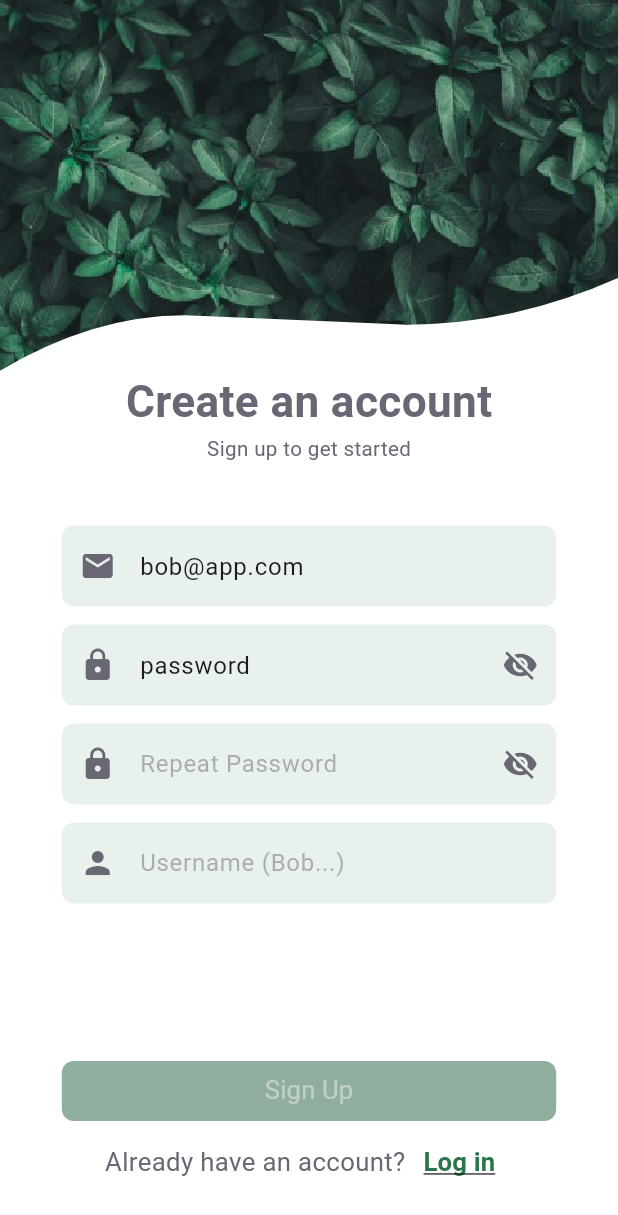
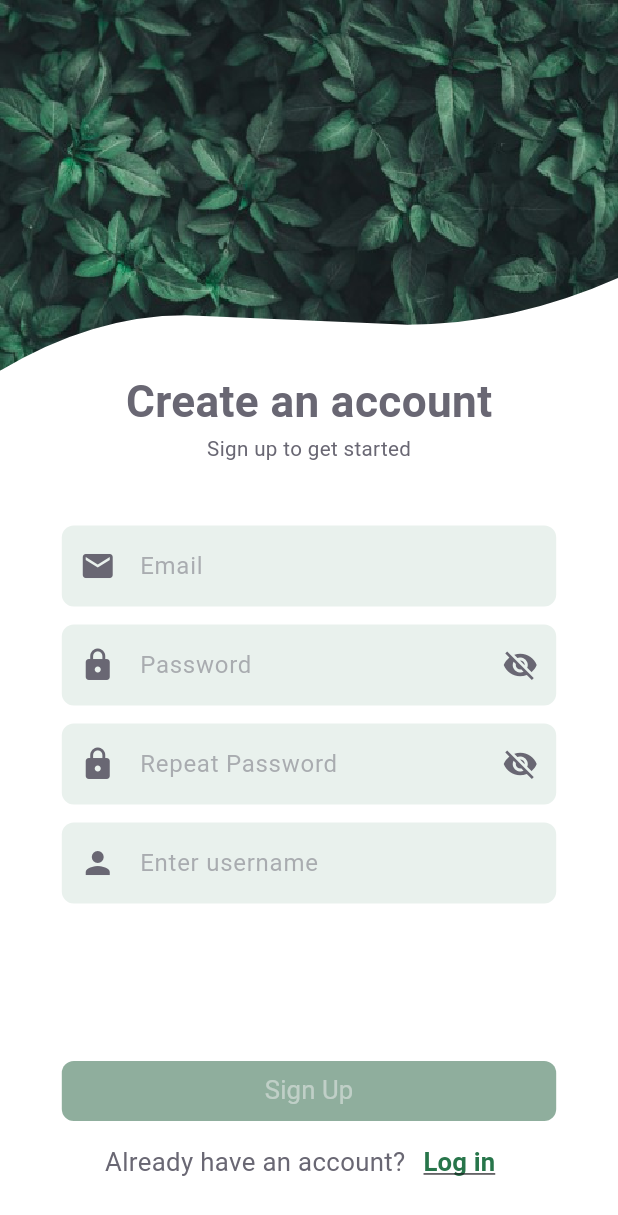
Before and after one commit to Team-Wilhelm/BotaniQue-MobDev, a Flutter app: the AuthScreen screen opened directly, after a tap on "Sign up", on a phone screen of 412 x 824 dp. Shown: the top 1215 px of the screen. Run offline on Flutter 3.47's test engine with Material 3 defaults, Android fonts, the phone set to English and light mode, and no system bars; our stand-ins replace animated_custom_dropdown, dart_mappable, flutter_bloc, flutter_secure_storage, flutter_svg, google_fonts and 4 more; accounts and stored records are empty; generated files the repository leaves out were written again; network calls fail; statements that could not run were skipped.

Commit message:
removed default bob data

```diff
--- a/botanique/lib/auth/auth_form.dart
+++ b/botanique/lib/auth/auth_form.dart
@@ -25,8 +25,8 @@ class AuthForm extends StatefulWidget {
 
 class _AuthFormState extends State<AuthForm> {
   final _emailController =
-      TextEditingController(text: "bob@app.com"); // TODO: remove
-  final _passwordController = TextEditingController(text: "password");
+      TextEditingController();
+  final _passwordController = TextEditingController();
   final _repeatPasswordController = TextEditingController();
   final _userNameController = TextEditingController();
 
@@ -127,7 +127,7 @@ class _AuthFormState extends State<AuthForm> {
                   AppTextField(
                     prefixIcon: const Icon(Icons.person),
                     textFieldController: _userNameController,
-                    placeholder: "Username (Bob...)",
+                    placeholder: "Enter username",
                     inputFormatters: [
                       LengthLimitingTextInputFormatter(50),
                     ],
```
